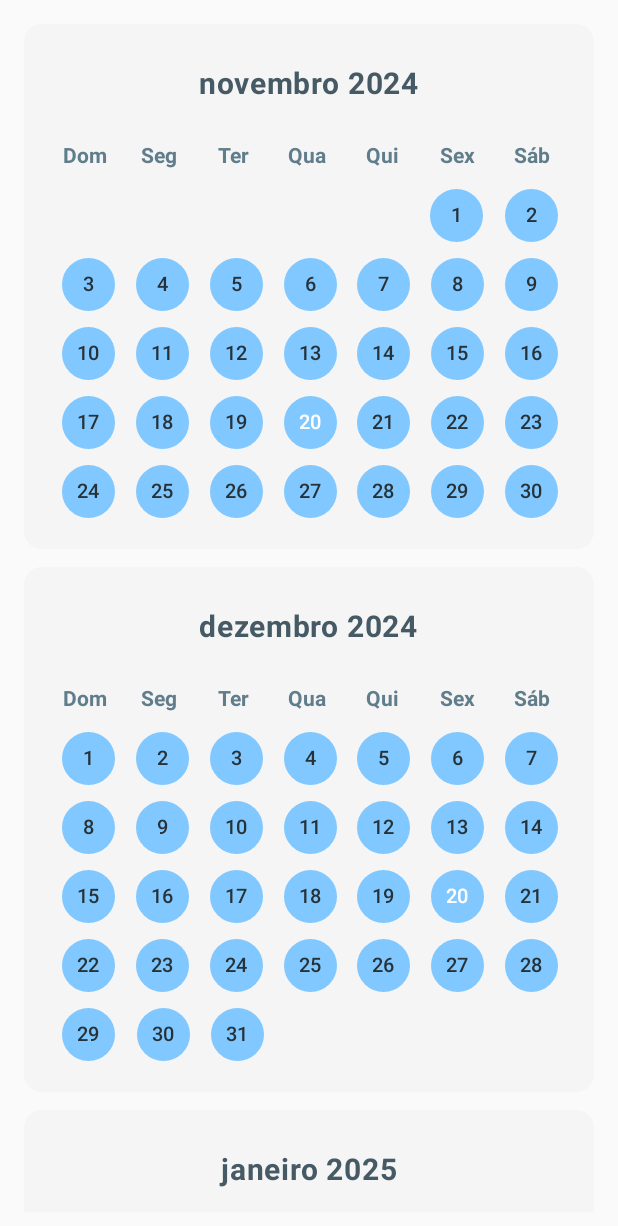
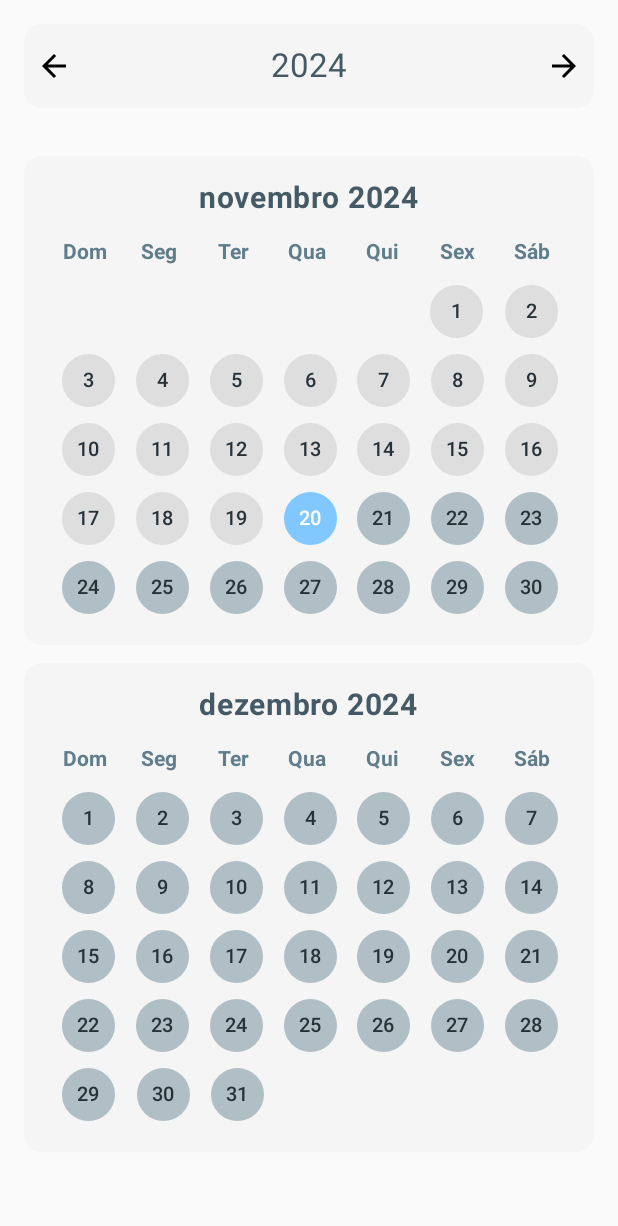
Before and after one commit to Guiiima/CalendarioAndroid, an Android app built with Jetpack Compose: the screen it shows after launch (MainActivity), on a phone screen of 412 x 824 dp. Shown: the top 1226 px of the screen. Run offline under Robolectric (Android 15) with nearby library versions, the phone set to English and light mode, and no system bars.

Commit message:
Ajustes bug meses

```diff
--- a/app/src/main/java/com/example/calendarios/MainActivity.kt
+++ b/app/src/main/java/com/example/calendarios/MainActivity.kt
@@ -1,22 +1,38 @@
 package com.example.calendarios
 
+import android.os.Build
 import android.os.Bundle
+import android.widget.Toast
 import androidx.activity.ComponentActivity
 import androidx.activity.compose.setContent
+import androidx.activity.enableEdgeToEdge
+import androidx.annotation.RequiresApi
 import androidx.compose.foundation.background
 import androidx.compose.foundation.layout.*
 import androidx.compose.foundation.lazy.LazyColumn
 import androidx.compose.foundation.lazy.items
-import androidx.compose.foundation.lazy.rememberLazyListState
 import androidx.compose.foundation.shape.RoundedCornerShape
+import androidx.compose.material.icons.Icons
+import androidx.compose.material.icons.automirrored.filled.ArrowBack
+import androidx.compose.material.icons.automirrored.filled.ArrowForward
+import androidx.compose.material.icons.filled.ArrowForward
 import androidx.compose.material3.Button
 import androidx.compose.material3.ButtonDefaults
+import androidx.compose.material3.Icon
+import androidx.compose.material3.IconButton
 import androidx.compose.material3.MaterialTheme
 import androidx.compose.material3.Text
-import androidx.compose.runtime.*
+import androidx.compose.runtime.Composable
+import androidx.compose.runtime.LaunchedEffect
+import androidx.compose.runtime.getValue
+import androidx.compose.runtime.mutableStateListOf
+import androidx.compose.runtime.mutableStateOf
+import androidx.compose.runtime.remember
+import androidx.compose.runtime.setValue
 import androidx.compose.ui.Alignment
 import androidx.compose.ui.Modifier
 import androidx.compose.ui.graphics.Color
+import androidx.compose.ui.platform.LocalContext
 import androidx.compose.ui.text.font.FontWeight
 import androidx.compose.ui.text.style.TextAlign
 import androidx.compose.ui.tooling.preview.Preview
@@ -24,10 +40,12 @@ import androidx.compose.ui.unit.dp
 import androidx.compose.ui.unit.sp
 import java.time.LocalDate
 import java.time.Month
+import java.time.format.DateTimeFormatter
 import java.time.format.TextStyle
 import java.util.*
 
 class MainActivity : ComponentActivity() {
+    @RequiresApi(Build.VERSION_CODES.O)
     override fun onCreate(savedInstanceState: Bundle?) {
         super.onCreate(savedInstanceState)
         setContent {
@@ -37,41 +55,195 @@ class MainActivity : ComponentActivity() {
         }
     }
 }
-
+@RequiresApi(Build.VERSION_CODES.O)
 @Composable
 fun CalendarView() {
     var currentMonth by remember { mutableStateOf(LocalDate.now().month) }
     var currentYear by remember { mutableStateOf(LocalDate.now().year) }
+    var selectedDate by remember { mutableStateOf<LocalDate?>(null) }
 
-    val monthsList = remember { mutableStateListOf<Pair<Month, Int>>() }
-    monthsList.add(currentMonth to currentYear)
+    // A lista de meses precisa ser recalculada com base no ano e mês atuais
+    val monthsList = remember(currentYear) {
+        val list = mutableListOf<Pair<Month, Int>>()
+        // Preenche a lista com meses a partir do mês atual no ano atual
+        if (currentYear == LocalDate.now().year) {
+            for (month in Month.values()) {
+                if (month.ordinal >= LocalDate.now().monthValue - 1) {
+                    list.add(month to currentYear)
+                }
+            }
+        } else {
+            for (month in Month.values()) {
+                list.add(month to currentYear)
+            }
+        }
+        list
+    }
 
-    LazyColumn(
-        modifier = Modifier.padding(16.dp),
-        contentPadding = PaddingValues(bottom = 16.dp),
-        verticalArrangement = Arrangement.spacedBy(12.dp),
-        state = rememberLazyListState()
+    Column(
+        modifier = Modifier.fillMaxSize()
     ) {
-        items(monthsList) { (month, year) ->
-            CalendarMonthView(month, year)
+        // Cabeçalho fixo para a navegação entre os anos
+        YearHeader(currentYear, currentMonth) { direction ->
+            if (direction == Direction.FORWARD) {
+                currentYear++
+            } else if (direction == Direction.BACKWARD && currentYear > LocalDate.now().year) {
+                currentYear--
+            }
+        }
 
-            if (monthsList.indexOf(month to year) == monthsList.size - 1) {
-                LaunchedEffect(monthsList) {
-                    val lastItem = monthsList.last()
-                    val nextMonth = lastItem.first.plus(1)
-                    val nextYear = if (nextMonth == Month.JANUARY) lastItem.second + 1 else lastItem.second
-                    monthsList.add(nextMonth to nextYear)
+        // LazyColumn para a rolagem da lista de meses
+        LazyColumn(
+            modifier = Modifier
+                .fillMaxSize()
+                .padding(16.dp),
+            contentPadding = PaddingValues(bottom = 16.dp),
+            verticalArrangement = Arrangement.spacedBy(12.dp)
+        ) {
+            items(monthsList) { (month, year) ->
+                CalendarMonthView(month, year) { date ->
+                    // Atualiza o estado da data selecionada
+                    selectedDate = date
+                }
+            }
+        }
+    }
+
+    // Exibe a data selecionada (somente para fins de teste)
+    if (selectedDate != null) {
+        showSelectedDate(selectedDate!!)
+    }
+}
+
+@RequiresApi(Build.VERSION_CODES.O)
+@Composable
+fun YearHeader(currentYear: Int, currentMonth: Month, onYearChanged: (Direction) -> Unit) {
+    Row(
+        modifier = Modifier
+            .fillMaxWidth()
+            .padding(16.dp)
+            .background(Color(0xFFF5F5F5), shape = RoundedCornerShape(12.dp))
+            .height(56.dp),
+        horizontalArrangement = Arrangement.SpaceBetween,
+        verticalAlignment = Alignment.CenterVertically
+    ) {
+        IconButton(
+            onClick = { onYearChanged(Direction.BACKWARD) },
+            modifier = Modifier.size(40.dp)
+        ) {
+            Icon(imageVector = Icons.AutoMirrored.Filled.ArrowBack, contentDescription = "Voltar")
+        }
+
+        Text(
+            text = "$currentYear",
+            style = MaterialTheme.typography.titleLarge,
+            color = Color(0xFF455A64)
+        )
+
+        IconButton(
+            onClick = { onYearChanged(Direction.FORWARD) },
+            modifier = Modifier.size(40.dp)
+        ) {
+            Icon(imageVector = Icons.AutoMirrored.Filled.ArrowForward, contentDescription = "Avançar")
+        }
+    }
+}
+
+@RequiresApi(Build.VERSION_CODES.O)
+@Composable
+fun CalendarMonthView(month: Month, year: Int, onDateSelected: (LocalDate) -> Unit) {
+    val firstDayOfMonth = LocalDate.of(year, month, 1)
+    val lastDayOfMonth = firstDayOfMonth.withDayOfMonth(firstDayOfMonth.lengthOfMonth())
+    val currentDate = LocalDate.now()
+
+    Column(
+        modifier = Modifier
+            .fillMaxWidth()
+            .background(Color(0xFFF5F5F5), shape = RoundedCornerShape(12.dp))
+            .padding(16.dp),
+        horizontalAlignment = Alignment.CenterHorizontally
+    ) {
+        Text(
+            text = "${month.getDisplayName(TextStyle.FULL, Locale("pt", "BR"))} $year",
+            fontSize = 20.sp,
+            fontWeight = FontWeight.Bold,
+            modifier = Modifier.padding(bottom = 8.dp),
+            color = Color(0xFF455A64)
+        )
+
+        DaysOfWeekRow()
+        DaysOfMonthGrid(firstDayOfMonth, lastDayOfMonth, currentDate, onDateSelected)
+    }
+}
+
+@RequiresApi(Build.VERSION_CODES.O)
+@Composable
+fun DaysOfMonthGrid(
+    firstDay: LocalDate,
+    lastDay: LocalDate,
+    currentDate: LocalDate,
+    onDateSelected: (LocalDate) -> Unit
+) {
+    val firstDayOfWeek = firstDay.dayOfWeek.value % 7
+    val totalDaysInMonth = lastDay.dayOfMonth
+
+    var day = 1
+    for (i in 0 until (totalDaysInMonth + firstDayOfWeek + 6) / 7) {
+        Row(
+            modifier = Modifier.fillMaxWidth(),
+            horizontalArrangement = Arrangement.SpaceEvenly
+        ) {
+            for (j in 0..6) {
+                if (i == 0 && j < firstDayOfWeek || day > totalDaysInMonth) {
+                    Spacer(modifier = Modifier.size(45.dp))
+                } else {
+                    val dayDate = LocalDate.of(firstDay.year, firstDay.month, day)
+                    val isToday = dayDate == currentDate
+                    val isDisabled = dayDate.isBefore(currentDate)
+
+                    Button(
+                        onClick = {
+                            if (!isDisabled) onDateSelected(dayDate)
+                        },
+                        modifier = Modifier
+                            .padding(5.dp)
+                            .size(35.dp),
+                        shape = RoundedCornerShape(50),
+                        contentPadding = PaddingValues(0.dp),
+                        enabled = !isDisabled,
+                        colors = ButtonDefaults.buttonColors(
+                            containerColor = when {
+                                isToday -> Color(0xFF80C8FF) // Cor para o dia de hoje
+                                else -> Color(0xFFB0BEC5) // Cor padrão
+                            }
+                        )
+                    ) {
+                        Text(
+                            text = "$day",
+                            fontSize = 13.sp,
+                            color = if (isToday) Color.White else Color(0xFF263238)
+                        )
+                    }
+                    day++
                 }
             }
         }
     }
 }
 
-val customBody14 = androidx.compose.ui.text.TextStyle(
-    fontSize = 14.sp,
-    fontWeight = FontWeight.Normal,
-    color = Color(0xFFB0BEC5) // Tom suave de cinza
-)
+
+@RequiresApi(Build.VERSION_CODES.O)
+@Composable
+fun showSelectedDate(date: LocalDate) {
+    Text(
+        text = "Data selecionada: ${date.format(DateTimeFormatter.ofPattern("dd MMMM yyyy", Locale("pt", "BR")))}",
+        style = MaterialTheme.typography.bodySmall
+    )
+}
+
+enum class Direction {
+    FORWARD, BACKWARD
+}
 
 @Composable
 fun DaysOfWeekRow() {
@@ -96,78 +268,13 @@ fun DaysOfWeekRow() {
     }
 }
 
-@Composable
-fun CalendarMonthView(month: Month, year: Int) {
-    val firstDayOfMonth = LocalDate.of(year, month, 1)
-    val lastDayOfMonth = firstDayOfMonth.withDayOfMonth(firstDayOfMonth.lengthOfMonth())
-    val currentDate = LocalDate.now()
-    val currentDay = currentDate.dayOfMonth // Dia de hoje
-    val currentMonth = currentDate.month // Mês atual
-    val currentYear = currentDate.year // Ano atual
+val customBody14 = androidx.compose.ui.text.TextStyle(
+    fontSize = 14.sp,
+    fontWeight = FontWeight.Normal,
+    color = Color(0xFFB0BEC5) // Tom suave de cinza
+)
 
-    Column(
-        modifier = Modifier
-            .fillMaxWidth()
-            .background(Color(0xFFF5F5F5), shape = RoundedCornerShape(12.dp)) // Cor de fundo mais suave
-            .padding(16.dp),
-        horizontalAlignment = Alignment.CenterHorizontally
-    ) {
-        // Título do mês em português
-        Text(
-            text = "${month.getDisplayName(TextStyle.FULL, Locale("pt", "BR"))} $year",
-            fontSize = 20.sp,
-            fontWeight = FontWeight.Bold,
-            modifier = Modifier
-                .padding(bottom = 8.dp)
-                .padding(12.dp),
-            color = Color(0xFF455A64) // Cor de texto suave
-        )
-        DaysOfWeekRow()
-        DaysOfMonthGrid(firstDayOfMonth, lastDayOfMonth, currentDay, currentMonth, currentYear)
-    }
-}
-
-@Composable
-fun DaysOfMonthGrid(firstDay: LocalDate, lastDay: LocalDate, currentDay: Int, currentMonth: Month, currentYear: Int) {
-    val firstDayOfWeek = firstDay.dayOfWeek.value % 7
-    val totalDaysInMonth = lastDay.dayOfMonth
-
-    var day = 1
-    for (i in 0 until (totalDaysInMonth + firstDayOfWeek + 6) / 7) {
-        Row(
-            modifier = Modifier.fillMaxWidth(),
-            horizontalArrangement = Arrangement.SpaceEvenly
-        ) {
-            for (j in 0..6) {
-                if (i == 0 && j < firstDayOfWeek || day > totalDaysInMonth) {
-                    Spacer(modifier = Modifier.size(45.dp))
-                } else {
-                    // Verificar se o dia é o de hoje e destacar com vermelho apenas se for do mês atual
-                    val isToday = day == currentDay && currentMonth == LocalDate.now().month && currentYear == LocalDate.now().year
-                    Button(
-                        onClick = {  },
-                        modifier = Modifier
-                            .padding(5.dp)
-                            .size(35.dp),
-                        shape = RoundedCornerShape(50),
-                        contentPadding = PaddingValues(0.dp),
-                        colors = ButtonDefaults.buttonColors(
-                            containerColor = Color(0xFF80C8FF) // Vermelho para o dia de hoje no mês atual
-                        )
-                    ) {
-                        Text(
-                            text = "$day",
-                            fontSize = 13.sp,
-                            color = if (isToday) Color.White else Color(0xFF263238) // Branco para o dia de hoje, texto escuro para os outros
-                        )
-                    }
-                    day++
-                }
-            }
-        }
-    }
-}
-
+@RequiresApi(Build.VERSION_CODES.O)
 @Preview(showBackground = true)
 @Composable
 fun DefaultPreview() {
```
